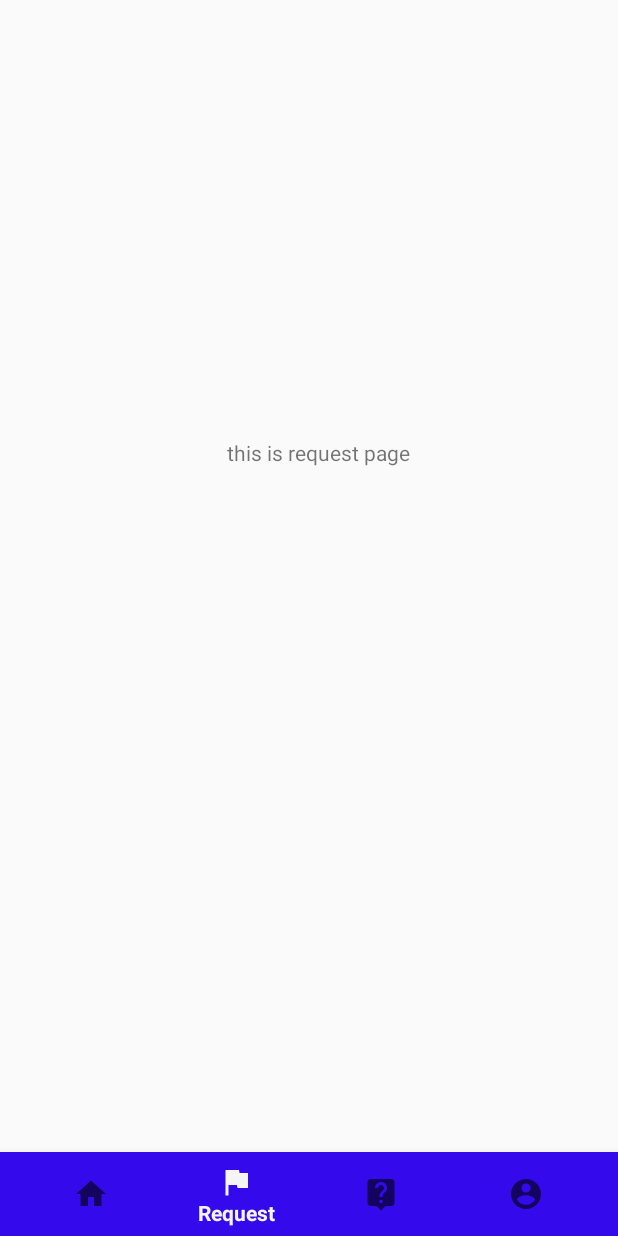
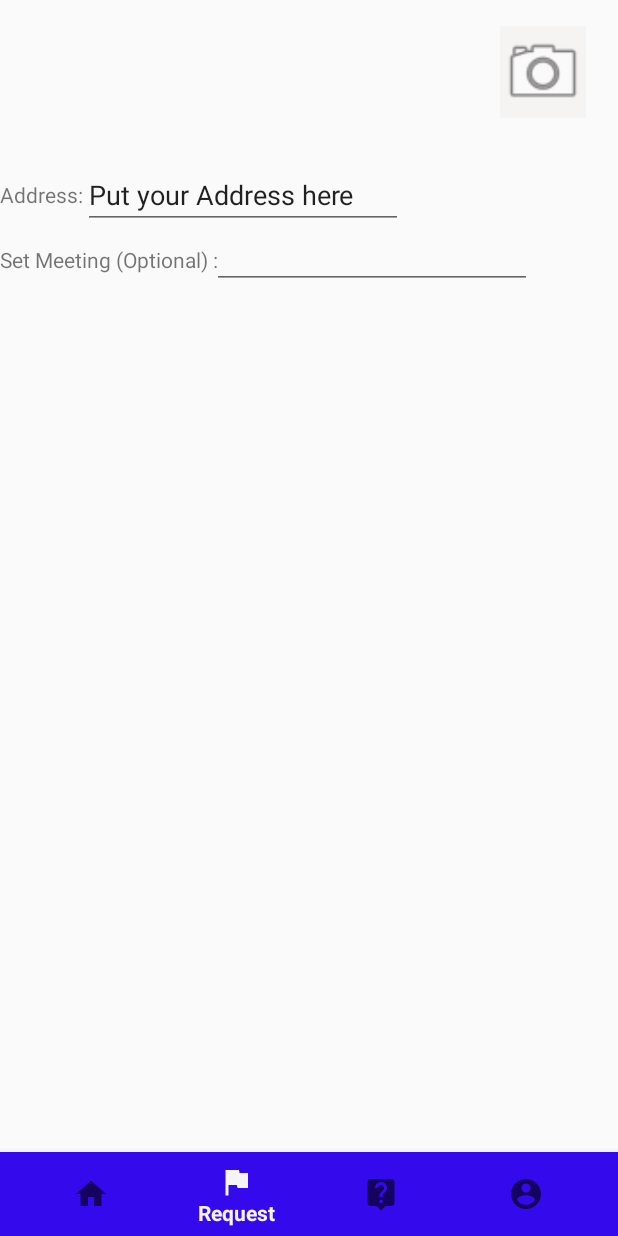
Before and after one commit to jpog99/DOOWA, an Android app: the screen it shows after launch once a user with an empty profile is signed in (MainActivity), item 2 of the bottom bar chosen, on a phone screen of 412 x 824 dp. Run offline under Robolectric (Android 15) with nearby library versions, the phone set to English and light mode, and no system bars; our stand-ins replace Firebase (no records; nobody signed in at launch, a user with empty details on screens opened directly), Volley; libraries missing offline, so code that uses them is left out: com.vishnusivadas.advanced_httpurlconnection.

Commit message:
[req] addre & cam

```diff
--- a/app/src/main/res/layout/fragment_request.xml
+++ b/app/src/main/res/layout/fragment_request.xml
@@ -1,16 +1,62 @@
 <?xml version="1.0" encoding="utf-8"?>
 <RelativeLayout xmlns:android="http://schemas.android.com/apk/res/android"
+    xmlns:app="http://schemas.android.com/apk/res-auto"
     android:layout_width="match_parent"
     android:layout_height="match_parent">
 
+    <ImageView
+        android:id="@+id/imageView2"
+        android:layout_width="57dp"
+        android:layout_height="61dp"
+        android:layout_alignParentStart="true"
+        android:layout_alignParentTop="true"
+        android:layout_marginStart="333dp"
+        android:layout_marginTop="17dp"
+        android:background="#F6F3F3"
+        android:visibility="visible"
+        app:srcCompat="@android:drawable/ic_menu_camera" />
+
     <TextView
-        android:id="@+id/textView5"
+        android:id="@+id/textView6"
+        android:layout_width="113dp"
+        android:layout_height="33dp"
+        android:layout_alignParentStart="true"
+        android:layout_alignParentTop="true"
+        android:layout_marginStart="0dp"
+        android:layout_marginTop="120dp"
+        android:text="Address:" />
+
+    <EditText
+        android:id="@+id/editTextTextPersonName"
         android:layout_width="wrap_content"
         android:layout_height="wrap_content"
         android:layout_alignParentStart="true"
         android:layout_alignParentTop="true"
         android:layout_centerHorizontal="true"
-        android:layout_marginStart="151dp"
-        android:layout_marginTop="292dp"
-        android:text="this is request page" />
+        android:layout_marginStart="55dp"
+        android:layout_marginTop="107dp"
+        android:ems="10"
+        android:inputType="textPersonName"
+        android:text="Put your Address here" />
+
+    <TextView
+        android:id="@+id/textView5"
+        android:layout_width="wrap_content"
+        android:layout_height="38dp"
+        android:layout_alignParentStart="true"
+        android:layout_alignParentTop="true"
+        android:layout_marginTop="163dp"
+        android:text="Set Meeting (Optional) :" />
+
+    <EditText
+        android:id="@+id/editTextDate"
+        android:layout_width="wrap_content"
+        android:layout_height="wrap_content"
+        android:layout_alignParentTop="true"
+        android:layout_alignParentEnd="true"
+        android:layout_marginTop="147dp"
+        android:layout_marginEnd="57dp"
+        android:ems="10"
+        android:inputType="date" />
+
 </RelativeLayout>
```
